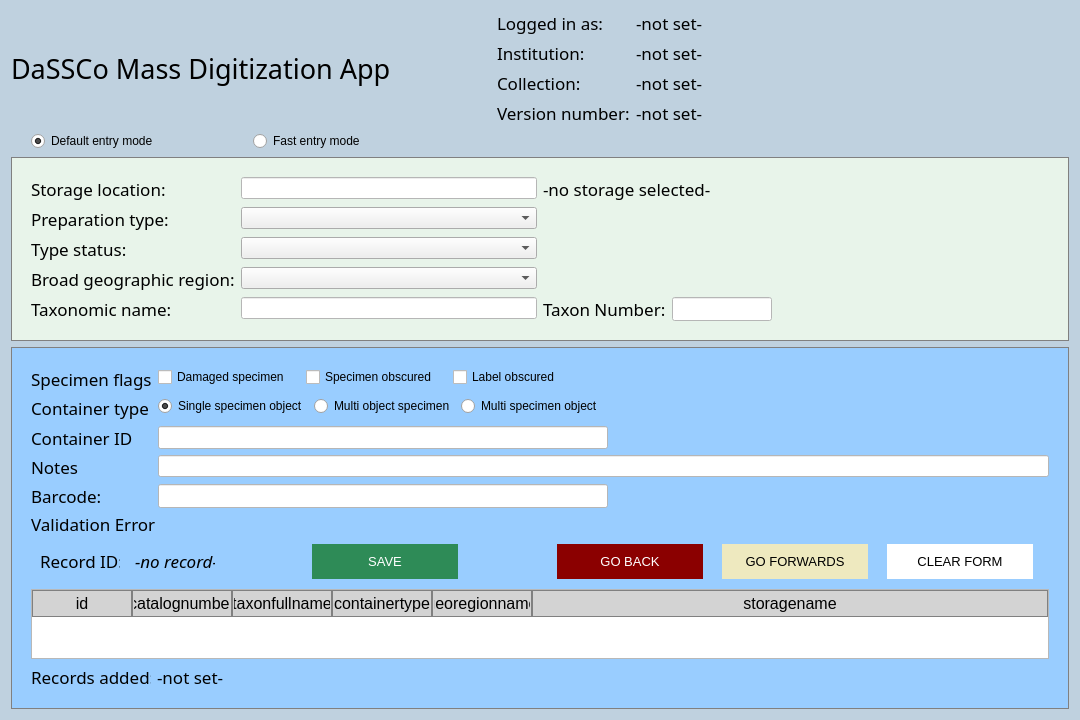
Before: the Qt Designer form MassDigitizer/ui/specimendataentry.ui in NHMDenmark/Mass-Digitizer, drawn with Qt 5.
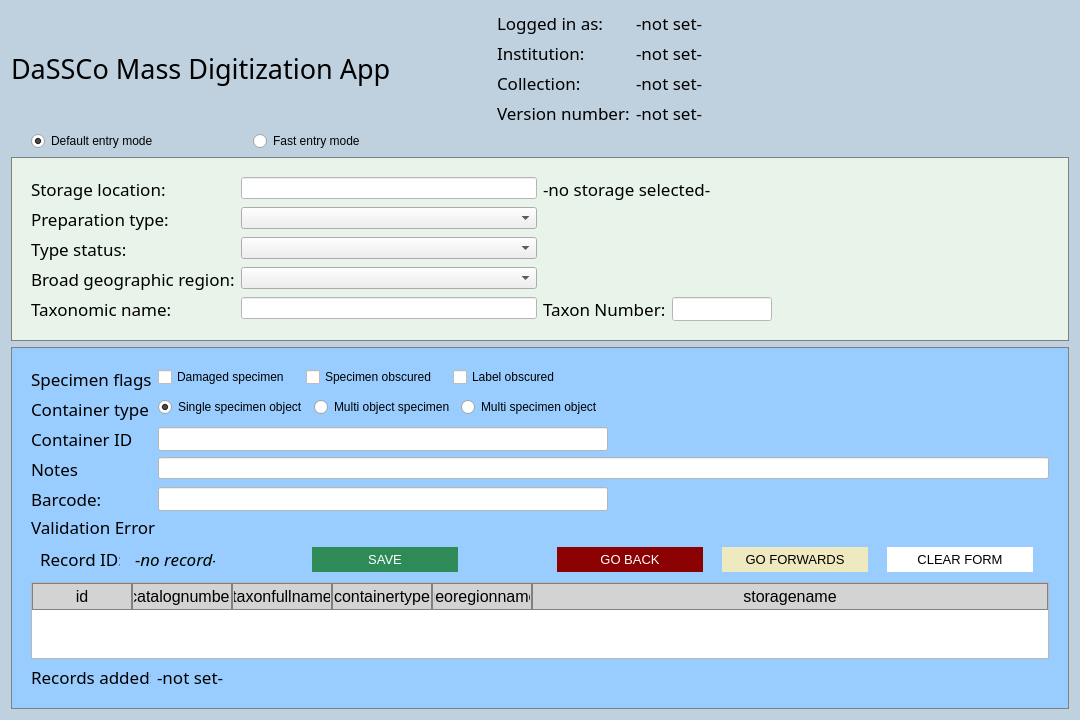
After: the same form once the commit is applied.

Commit message: Basic wiring up of specimen data entry form

Patch:
```diff
--- a/MassDigitizer/ui/specimendataentry.ui
+++ b/MassDigitizer/ui/specimendataentry.ui
@@ -69,7 +69,7 @@
     }
     QPushButton {
         border: none;
-        padding: 10px 20px;
+        padding: 5px;
         text-align: center;
         text-decoration: none;
         font-size: 10pt;
@@ -101,7 +101,15 @@
        border: 1px solid rgb(128, 128, 128);
        padding: 10px;
    }
-    
+   QCheckBox:focus {
+    border: 2px solid yellow; 
+    }
+   QComboBox:focus {
+    border: 2px solid yellow; 
+    }
+   QRadioButton:focus {
+    border: 2px solid yellow; 
+    }
    </string>
   </property>
   <layout class="QVBoxLayout" name="verticalLayout">
@@ -554,6 +562,9 @@
           </item>
           <item row="2" column="1">
            <widget class="QLineEdit" name="inpContainerName">
+            <property name="enabled">
+             <bool>false</bool>
+            </property>
             <property name="maximumSize">
              <size>
               <width>450</width>
@@ -792,7 +803,7 @@
           <property name="font">
            <font>
             <family>Arial</family>
-            <pointsize>12</pointsize>
+            <pointsize>10</pointsize>
            </font>
           </property>
           <property name="styleSheet">
@@ -805,6 +816,9 @@
               border: 1px solid grey;
               padding: 1px;
           }
+            QTableWidget::item {
+                height: 20px;
+            }
           </string>
           </property>
           <attribute name="horizontalHeaderDefaultSectionSize">
```
Left out of the diff: 6 changed lines with no effect on the pictures. The commit also changes 2 other files.
